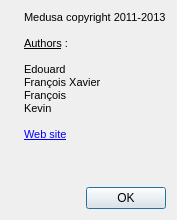
wisk/medusa, file src/ui/qt/About.ui: the form before one commit.
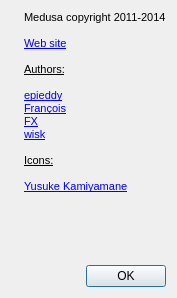
The form after the commit. Icons and pictures are not drawn.

Commit message: readme: update acknowledgements ; img: add icons ; ui_qt: add icons to configure dialog, clean .ui and .qrc, update about dialog, remove old icons

The edit to the form file:
```diff
--- a/src/ui/qt/About.ui
+++ b/src/ui/qt/About.ui
@@ -61,16 +61,22 @@
 &lt;html&gt;&lt;head&gt;&lt;meta name=&quot;qrichtext&quot; content=&quot;1&quot; /&gt;&lt;style type=&quot;text/css&quot;&gt;
 p, li { white-space: pre-wrap; }
 &lt;/style&gt;&lt;/head&gt;&lt;body style=&quot; font-family:'MS Shell Dlg 2'; font-size:8pt; font-weight:400; font-style:normal;&quot;&gt;
-&lt;p style=&quot; margin-top:0px; margin-bottom:0px; margin-left:0px; margin-right:0px; -qt-block-indent:0; text-indent:0px;&quot;&gt;Medusa copyright 2011-2013&lt;/p&gt;
+&lt;p style=&quot; margin-top:0px; margin-bottom:0px; margin-left:0px; margin-right:0px; -qt-block-indent:0; text-indent:0px;&quot;&gt;Medusa copyright 2011-2014&lt;/p&gt;
 &lt;p style=&quot;-qt-paragraph-type:empty; margin-top:0px; margin-bottom:0px; margin-left:0px; margin-right:0px; -qt-block-indent:0; text-indent:0px;&quot;&gt;&lt;br /&gt;&lt;/p&gt;
-&lt;p style=&quot; margin-top:0px; margin-bottom:0px; margin-left:0px; margin-right:0px; -qt-block-indent:0; text-indent:0px;&quot;&gt;&lt;span style=&quot; text-decoration: underline;&quot;&gt;Authors&lt;/span&gt; :&lt;/p&gt;
+&lt;p style=&quot; margin-top:0px; margin-bottom:0px; margin-left:0px; margin-right:0px; -qt-block-indent:0; text-indent:0px;&quot;&gt;&lt;a href=&quot;http://github.com/wisk/medusa&quot;&gt;&lt;span style=&quot; text-decoration: underline; color:#0000ff;&quot;&gt;Web site&lt;/span&gt;&lt;/a&gt;&lt;/p&gt;
 &lt;p style=&quot;-qt-paragraph-type:empty; margin-top:0px; margin-bottom:0px; margin-left:0px; margin-right:0px; -qt-block-indent:0; text-indent:0px;&quot;&gt;&lt;br /&gt;&lt;/p&gt;
-&lt;p style=&quot; margin-top:0px; margin-bottom:0px; margin-left:0px; margin-right:0px; -qt-block-indent:0; text-indent:0px;&quot;&gt;Edouard&lt;/p&gt;
-&lt;p style=&quot; margin-top:0px; margin-bottom:0px; margin-left:0px; margin-right:0px; -qt-block-indent:0; text-indent:0px;&quot;&gt;François Xavier&lt;/p&gt;
-&lt;p style=&quot; margin-top:0px; margin-bottom:0px; margin-left:0px; margin-right:0px; -qt-block-indent:0; text-indent:0px;&quot;&gt;François&lt;/p&gt;
-&lt;p style=&quot; margin-top:0px; margin-bottom:0px; margin-left:0px; margin-right:0px; -qt-block-indent:0; text-indent:0px;&quot;&gt;Kevin&lt;/p&gt;
+&lt;p style=&quot; margin-top:0px; margin-bottom:0px; margin-left:0px; margin-right:0px; -qt-block-indent:0; text-indent:0px;&quot;&gt;&lt;span style=&quot; text-decoration: underline;&quot;&gt;Authors:&lt;/span&gt;&lt;/p&gt;
 &lt;p style=&quot;-qt-paragraph-type:empty; margin-top:0px; margin-bottom:0px; margin-left:0px; margin-right:0px; -qt-block-indent:0; text-indent:0px;&quot;&gt;&lt;br /&gt;&lt;/p&gt;
-&lt;p style=&quot; margin-top:0px; margin-bottom:0px; margin-left:0px; margin-right:0px; -qt-block-indent:0; text-indent:0px;&quot;&gt;&lt;a href=&quot;http://github.com/wisk/medusa&quot;&gt;&lt;span style=&quot; text-decoration: underline; color:#0000ff;&quot;&gt;Web site&lt;/span&gt;&lt;/a&gt;&lt;/p&gt;&lt;/body&gt;&lt;/html&gt;</string>
+&lt;p style=&quot; margin-top:0px; margin-bottom:0px; margin-left:0px; margin-right:0px; -qt-block-indent:0; text-indent:0px;&quot;&gt;&lt;a href=&quot;https://github.com/epieddy&quot;&gt;&lt;span style=&quot; text-decoration: underline; color:#0000ff;&quot;&gt;epieddy&lt;/span&gt;&lt;/a&gt;&lt;/p&gt;
+&lt;p style=&quot; margin-top:0px; margin-bottom:0px; margin-left:0px; margin-right:0px; -qt-block-indent:0; text-indent:0px;&quot;&gt;&lt;a href=&quot;https://github.com/flalande&quot;&gt;&lt;span style=&quot; text-decoration: underline; color:#0000ff;&quot;&gt;François&lt;/span&gt;&lt;/a&gt;&lt;/p&gt;
+&lt;p style=&quot; margin-top:0px; margin-bottom:0px; margin-left:0px; margin-right:0px; -qt-block-indent:0; text-indent:0px;&quot;&gt;&lt;a href=&quot;https://github.com/deionalims&quot;&gt;&lt;span style=&quot; text-decoration: underline; color:#0000ff;&quot;&gt;FX&lt;/span&gt;&lt;/a&gt;&lt;/p&gt;
+&lt;p style=&quot; margin-top:0px; margin-bottom:0px; margin-left:0px; margin-right:0px; -qt-block-indent:0; text-indent:0px;&quot;&gt;&lt;a href=&quot;https://github.com/wisk&quot;&gt;&lt;span style=&quot; text-decoration: underline; color:#0000ff;&quot;&gt;wisk&lt;/span&gt;&lt;/a&gt;&lt;/p&gt;
+&lt;p style=&quot;-qt-paragraph-type:empty; margin-top:0px; margin-bottom:0px; margin-left:0px; margin-right:0px; -qt-block-indent:0; text-indent:0px;&quot;&gt;&lt;br /&gt;&lt;/p&gt;
+&lt;p style=&quot; margin-top:0px; margin-bottom:0px; margin-left:0px; margin-right:0px; -qt-block-indent:0; text-indent:0px;&quot;&gt;&lt;span style=&quot; text-decoration: underline;&quot;&gt;Icons:&lt;/span&gt;&lt;/p&gt;
+&lt;p style=&quot;-qt-paragraph-type:empty; margin-top:0px; margin-bottom:0px; margin-left:0px; margin-right:0px; -qt-block-indent:0; text-indent:0px; text-decoration: underline;&quot;&gt;&lt;br /&gt;&lt;/p&gt;
+&lt;p style=&quot; margin-top:0px; margin-bottom:0px; margin-left:0px; margin-right:0px; -qt-block-indent:0; text-indent:0px;&quot;&gt;&lt;a href=&quot;http://p.yusukekamiyamane.com&quot;&gt;&lt;span style=&quot; text-decoration: underline; color:#0000ff;&quot;&gt;Yusuke Kamiyamane&lt;/span&gt;&lt;/a&gt;&lt;/p&gt;
+&lt;p style=&quot;-qt-paragraph-type:empty; margin-top:0px; margin-bottom:0px; margin-left:0px; margin-right:0px; -qt-block-indent:0; text-indent:0px;&quot;&gt;&lt;br /&gt;&lt;/p&gt;
+&lt;p style=&quot;-qt-paragraph-type:empty; margin-top:0px; margin-bottom:0px; margin-left:0px; margin-right:0px; -qt-block-indent:0; text-indent:0px;&quot;&gt;&lt;br /&gt;&lt;/p&gt;&lt;/body&gt;&lt;/html&gt;</string>
        </property>
       </widget>
      </item>
```
Left out of the diff: 22 changed lines with no effect on the pictures. The commit also changes 27 other files.
